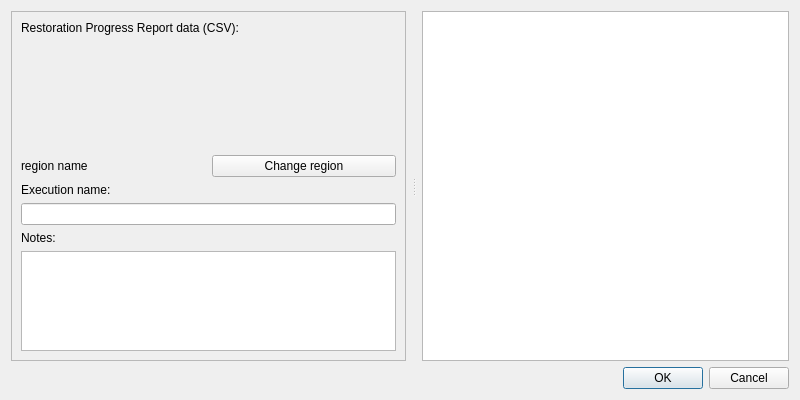
Qt form LDMP/gui/DlgEcosystemReportingRestorationProgress.ui (ConservationInternational/trends.earth) before a commit.
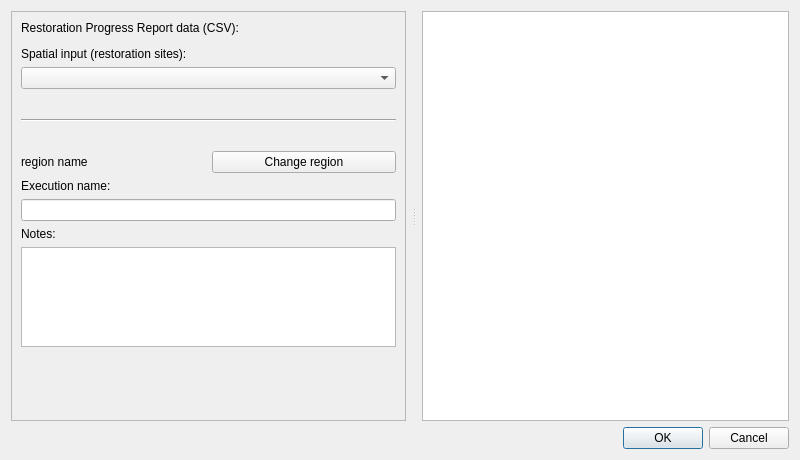
The same form after that commit. Custom widgets are drawn as their Qt base class.

Commit message: Add spatial input

Patch:
```diff
--- a/LDMP/gui/DlgEcosystemReportingRestorationProgress.ui
+++ b/LDMP/gui/DlgEcosystemReportingRestorationProgress.ui
@@ -7,7 +7,7 @@
     <x>0</x>
     <y>0</y>
     <width>800</width>
-    <height>400</height>
+    <height>460</height>
    </rect>
   </property>
   <property name="sizePolicy">
@@ -43,8 +43,8 @@
         <rect>
          <x>0</x>
          <y>0</y>
-         <width>395</width>
-         <height>347</height>
+         <width>390</width>
+         <height>454</height>
         </rect>
        </property>
        <layout class="QVBoxLayout" name="verticalLayout_2">
@@ -84,17 +84,52 @@
          </widget>
         </item>
         <item>
-         <spacer name="verticalSpacer">
+         <widget class="QLabel" name="spatial_layer_la">
+          <property name="sizePolicy">
+           <sizepolicy hsizetype="Preferred" vsizetype="Fixed">
+            <horstretch>0</horstretch>
+            <verstretch>0</verstretch>
+           </sizepolicy>
+          </property>
+          <property name="toolTip">
+           <string>Polygon layer of the restoration sites, with the fields Sub_Indicator and Date.</string>
+          </property>
+          <property name="text">
+           <string>Spatial input (restoration sites):</string>
+          </property>
+         </widget>
+        </item>
+        <item>
+         <widget class="QgsMapLayerComboBox" name="spatial_layer_cb">
+          <property name="sizePolicy">
+           <sizepolicy hsizetype="Expanding" vsizetype="Fixed">
+            <horstretch>0</horstretch>
+            <verstretch>0</verstretch>
+           </sizepolicy>
+          </property>
+          <property name="toolTip">
+           <string>&lt;html&gt;&lt;head/&gt;&lt;body&gt;&lt;p&gt;Polygon layer of the restoration sites, with the fields Sub_Indicator and Date. The spatially supported area of each sub-indicator per year is the area of its polygons of that year.&lt;/p&gt;&lt;/body&gt;&lt;/html&gt;</string>
+          </property>
+         </widget>
+        </item>
+        <item>
+         <widget class="Line" name="line">
+          <property name="minimumSize">
+           <size>
+            <width>0</width>
+            <height>50</height>
+           </size>
+          </property>
+          <property name="sizeIncrement">
+           <size>
+            <width>0</width>
+            <height>0</height>
+           </size>
+          </property>
           <property name="orientation">
-           <enum>Qt::Vertical</enum>
+           <enum>Qt::Horizontal</enum>
           </property>
-          <property name="sizeHint" stdset="0">
-           <size>
-            <width>20</width>
-            <height>40</height>
-           </size>
-          </property>
-         </spacer>
+         </widget>
         </item>
         <item>
          <layout class="QHBoxLayout" name="horizontalLayout">
@@ -190,6 +225,19 @@
           </property>
          </widget>
         </item>
+        <item>
+         <spacer name="verticalSpacer">
+          <property name="orientation">
+           <enum>Qt::Vertical</enum>
+          </property>
+          <property name="sizeHint" stdset="0">
+           <size>
+            <width>20</width>
+            <height>40</height>
+           </size>
+          </property>
+         </spacer>
+        </item>
        </layout>
       </widget>
      </widget>
@@ -237,6 +285,11 @@
    <extends>QWidget</extends>
    <header>qgsfilewidget.h</header>
   </customwidget>
+  <customwidget>
+   <class>QgsMapLayerComboBox</class>
+   <extends>QComboBox</extends>
+   <header>qgsmaplayercombobox.h</header>
+  </customwidget>
  </customwidgets>
  <resources/>
  <connections>
```
The commit also changes 4 other files.
